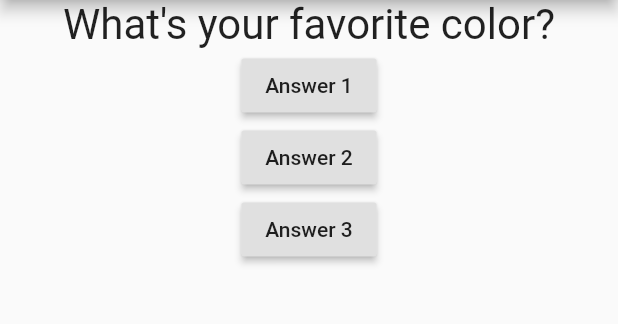
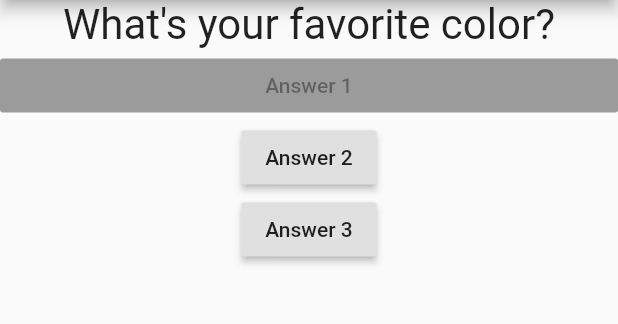
Before and after one commit to CodeCrunchies/flutter_app, a Flutter app: the screen it shows after launch, on a phone screen of 412 x 824 dp, the part 84-408 px from its top. Run offline on Flutter 3.47's test engine with Material 2 defaults, Android fonts, the phone set to English and light mode, and no system bars; statements that could not run were skipped.

Commit message:
importined answer

```diff
--- a/lib/main.dart
+++ b/lib/main.dart
@@ -1,7 +1,8 @@
 import 'package:flutter/material.dart';
 import './question.dart';
+import './answer.dart';
 
-  void main() {
+void main() {
   runApp(MyApp());
 }
 
@@ -39,13 +40,10 @@ class MyAppState extends State<MyApp> {
           children: [
             /* Text(questions.elementAt(2)), */
             Question(questions[_questionIndex]),
-            RaisedButton(
-              child: Text('Answer 1'),
-              onPressed: _answerQuestion, /**Name function */
-            ),
+            Answer(),
             RaisedButton(
               child: Text('Answer 2'),
-              onPressed: () => print('Answer 2 chosen!'), /** */
+              onPressed: () => print('Answer 2 chosen!'),
             ),
             RaisedButton(
               child: Text('Answer 3'),
```
